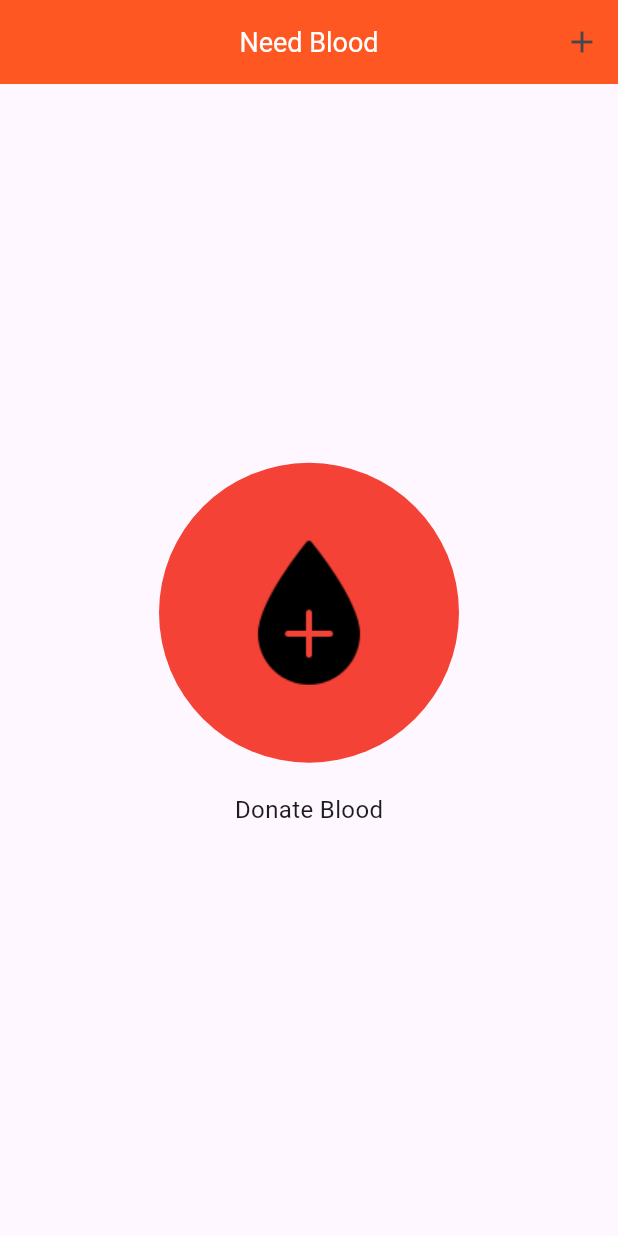
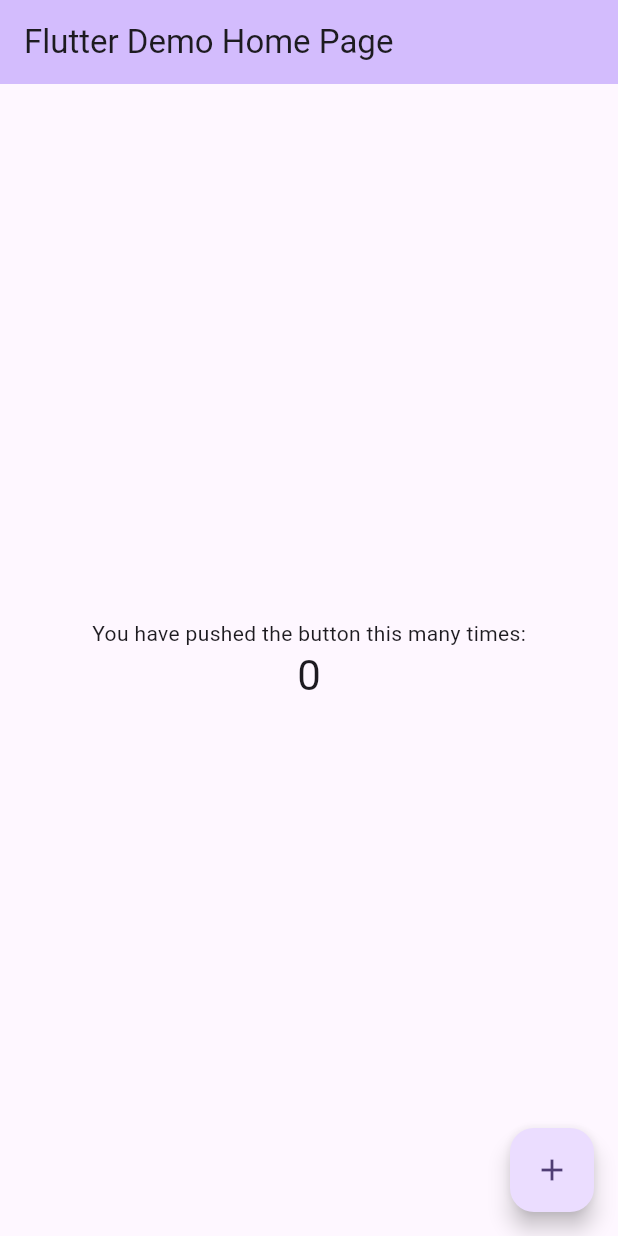
Before and after one commit to Nhrepon/Task-Manager-Flutter, a Flutter app: the screen it shows after launch, on a phone screen of 412 x 824 dp. Run offline on Flutter 3.47's test engine with Material 3 defaults, Android fonts, the phone set to English and light mode, and no system bars.

Commit message:
version: 1.0

```diff
--- a/lib/main.dart
+++ b/lib/main.dart
@@ -1,63 +1,125 @@
-
-
-import 'package:flutter/cupertino.dart';
 import 'package:flutter/material.dart';
 
-void main(){
-  runApp(Blood());
+void main() {
+  runApp(const MyApp());
 }
 
-class Blood extends StatelessWidget {
-  Blood({super.key});
+class MyApp extends StatelessWidget {
+  const MyApp({super.key});
 
+  // This widget is the root of your application.
   @override
   Widget build(BuildContext context) {
     return MaterialApp(
-      title: "Need Blood",
-      home: Home()
-
+      title: 'Flutter Demo',
+      theme: ThemeData(
+        // This is the theme of your application.
+        //
+        // TRY THIS: Try running your application with "flutter run". You'll see
+        // the application has a purple toolbar. Then, without quitting the app,
+        // try changing the seedColor in the colorScheme below to Colors.green
+        // and then invoke "hot reload" (save your changes or press the "hot
+        // reload" button in a Flutter-supported IDE, or press "r" if you used
+        // the command line to start the app).
+        //
+        // Notice that the counter didn't reset back to zero; the application
+        // state is not lost during the reload. To reset the state, use hot
+        // restart instead.
+        //
+        // This works for code too, not just values: Most code changes can be
+        // tested with just a hot reload.
+        colorScheme: ColorScheme.fromSeed(seedColor: Colors.deepPurple),
+        useMaterial3: true,
+      ),
+      home: const MyHomePage(title: 'Flutter Demo Home Page'),
     );
   }
 }
 
-class Home extends StatelessWidget {
-  Home({super.key});
+class MyHomePage extends StatefulWidget {
+  const MyHomePage({super.key, required this.title});
+
+  // This widget is the home page of your application. It is stateful, meaning
+  // that it has a State object (defined below) that contains fields that affect
+  // how it looks.
+
+  // This class is the configuration for the state. It holds the values (in this
+  // case the title) provided by the parent (in this case the App widget) and
+  // used by the build method of the State. Fields in a Widget subclass are
+  // always marked "final".
+
+  final String title;
+
+  @override
+  State<MyHomePage> createState() => _MyHomePageState();
+}
+
+class _MyHomePageState extends State<MyHomePage> {
+  int _counter = 0;
+
+  void _incrementCounter() {
+    setState(() {
+      // This call to setState tells the Flutter framework that something has
+      // changed in this State, which causes it to rerun the build method below
+      // so that the display can reflect the updated values. If we changed
+      // _counter without calling setState(), then the build method would not be
+      // called again, and so nothing would appear to happen.
+      _counter++;
+    });
+  }
 
   @override
   Widget build(BuildContext context) {
+    // This method is rerun every time setState is called, for instance as done
+    // by the _incrementCounter method above.
+    //
+    // The Flutter framework has been optimized to make rerunning build methods
+    // fast, so that you can just rebuild anything that needs updating rather
+    // than having to individually change instances of widgets.
     return Scaffold(
       appBar: AppBar(
-        title: Text("Need Blood"),
-        titleTextStyle: TextStyle(color: Colors.white, fontSize: 18),
-        backgroundColor: Colors.deepOrange,
-        centerTitle: true,
-        actions: [
-          IconButton(onPressed: (){}, icon: Icon(Icons.add))
-        ],
+        // TRY THIS: Try changing the color here to a specific color (to
+        // Colors.amber, perhaps?) and trigger a hot reload to see the AppBar
+        // change color while the other colors stay the same.
+        backgroundColor: Theme.of(context).colorScheme.inversePrimary,
+        // Here we take the value from the MyHomePage object that was created by
+        // the App.build method, and use it to set our appbar title.
+        title: Text(widget.title),
       ),
       body: Center(
+        // Center is a layout widget. It takes a single child and positions it
+        // in the middle of the parent.
         child: Column(
+          // Column is also a layout widget. It takes a list of children and
+          // arranges them vertically. By default, it sizes itself to fit its
+          // children horizontally, and tries to be as tall as its parent.
+          //
+          // Column has various properties to control how it sizes itself and
+          // how it positions its children. Here we use mainAxisAlignment to
+          // center the children vertically; the main axis here is the vertical
+          // axis because Columns are vertical (the cross axis would be
+          // horizontal).
+          //
+          // TRY THIS: Invoke "debug painting" (choose the "Toggle Debug Paint"
+          // action in the IDE, or press "p" in the console), to see the
+          // wireframe for each widget.
           mainAxisAlignment: MainAxisAlignment.center,
-          children: [
-            CircleAvatar(
-              backgroundColor: Colors.red,
-              child: Image.asset('images/blood.png'),
-              radius: 100,
-
+          children: <Widget>[
+            const Text(
+              'You have pushed the button this many times:',
             ),
-            Padding(
-              padding: EdgeInsets.symmetric(vertical: 20),
-              child: Text("Donate Blood", style: TextStyle(fontSize: 16),),
+            Text(
+              '$_counter',
+              style: Theme.of(context).textTheme.headlineMedium,
             ),
           ],
         ),
-
       ),
+      floatingActionButton: FloatingActionButton(
+        onPressed: _incrementCounter,
+        tooltip: 'Increment',
+        child: const Icon(Icons.add),
+      ), // This trailing comma makes auto-formatting nicer for build methods.
     );
   }
 }
-
-
-
-
-// Write flutter code for this UI with “AppBar, IconButton, CircleAvatar, Text, Icon” widgets
```
Also changed, not shown: pubspec.yaml (+5 -5 lines), images/blood.png (deleted), images/icon.jpg (deleted), 46 other files.
